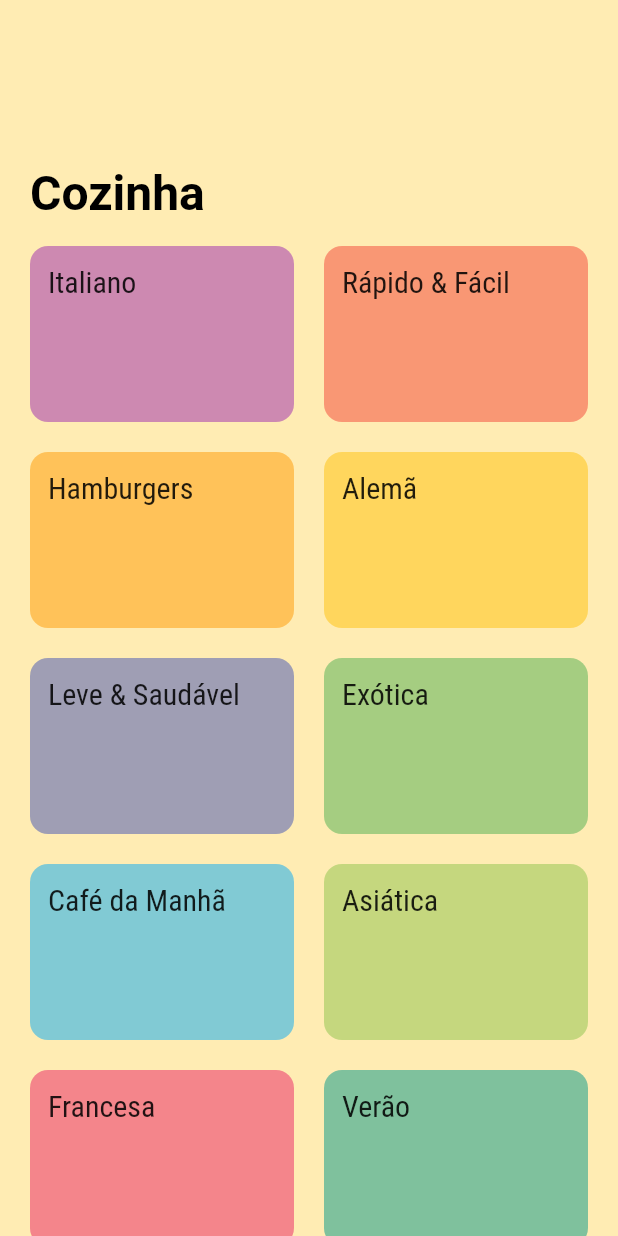
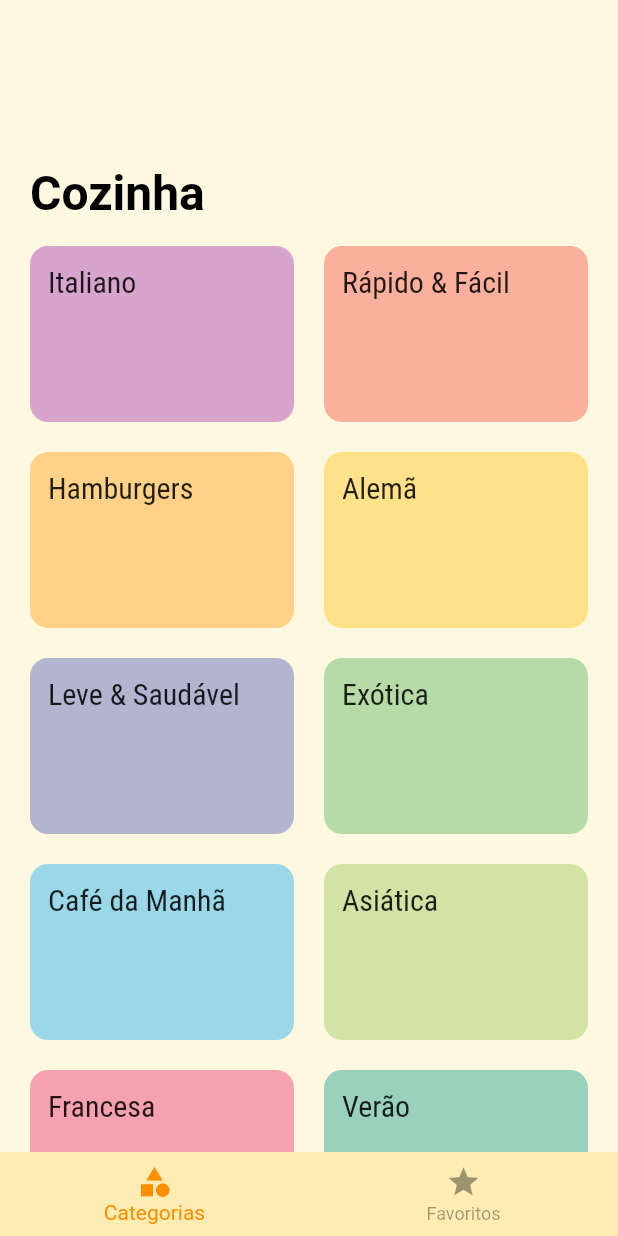
Before and after one commit to alisuetal/Receitas, a Flutter app: the screen it shows after launch, on a phone screen of 412 x 824 dp. Run offline on Flutter 3.47's test engine with Material 2 defaults, Android fonts, the phone set to English and light mode, and no system bars.

Commit message:
SystemStatusBar e SystemNavigationBar: [*] Cor corrigida;
Sistema:
[+] Permissão para acessar internet e carregar imagens de pratos corrigida;

[NOVO] BottomNavigationBar: Alternação entre tela de categorias e tela de favoritos funcional;

[EM BREVE] Tela de favoritos;

```diff
--- a/lib/components/category.dart
+++ b/lib/components/category.dart
@@ -29,7 +29,7 @@ class CategoryWidget extends StatelessWidget{
         padding: const EdgeInsets.all(12),
         decoration: BoxDecoration(
           borderRadius: const BorderRadius.all(Radius.circular(12)),
-          color: category.color.withOpacity(0.5)
+          color: category.color.withOpacity(0.4)
         ),
       ),
     );
--- a/lib/components/description_card.dart
+++ b/lib/components/description_card.dart
@@ -16,7 +16,7 @@ class DescriptionCard extends StatelessWidget{
     return Container(
       decoration: BoxDecoration(
         borderRadius: const BorderRadius.all(Radius.circular(12)),
-        color: Colors.amber[200],
+        color: Colors.amber[100],
       ),
       padding: const EdgeInsets.all(20),
       child: Column(
--- a/lib/components/meal.dart
+++ b/lib/components/meal.dart
@@ -158,7 +158,7 @@ class MealWidget extends StatelessWidget {
         ),
         decoration: BoxDecoration(
           borderRadius: const BorderRadius.all(Radius.circular(12)),
-          color: Colors.amber[200]
+          color: Colors.amber[100]
         ),
       ),
     );
--- a/lib/components/tag.dart
+++ b/lib/components/tag.dart
@@ -17,12 +17,12 @@ class Tag extends StatelessWidget{
       child: Text(
         title,
         style: const TextStyle(
-          color: Colors.white,
+          color: Colors.black,
         ),
       ),
       decoration: BoxDecoration(
         borderRadius: const BorderRadius.all(Radius.circular(20)),
-        color: Colors.green[800],
+        color: Colors.green[200],
       ),
     );
   }
--- a/lib/main.dart
+++ b/lib/main.dart
@@ -2,15 +2,15 @@
 
 import 'package:flutter/material.dart';
 import 'package:flutter/services.dart';
-import 'package:receitas/screens/categories_screen.dart';
 import 'package:receitas/screens/category_screen.dart';
 import 'package:receitas/screens/meal_screen.dart';
+import 'package:receitas/screens/tab_screens.dart';
 import 'package:receitas/utils/app_routes.dart';
 
 void main() {
   SystemChrome.setSystemUIOverlayStyle(const SystemUiOverlayStyle(
-    statusBarColor: Color.fromRGBO(0, 0, 0, 0),
-    systemNavigationBarColor: Color.fromRGBO(255, 239, 213, 1),
+    statusBarColor: Color(0xFFFFF8E1),
+    systemNavigationBarColor: Color(0xFFFFECB3),
     statusBarIconBrightness: Brightness.dark));
   runApp(MyApp());
 }
@@ -21,16 +21,16 @@ class MyApp extends StatelessWidget {
     return MaterialApp(
       theme: ThemeData(
         colorScheme: ColorScheme.fromSwatch().copyWith(
-          primary: Colors.purple,
+          primary: Colors.amber,
           secondary: Colors.purple[300],
         ),
         fontFamily: 'Ralewey',
         textTheme: ThemeData.light().textTheme.copyWith(
             subtitle1:
                 const TextStyle(fontSize: 20, fontFamily: 'RobotoCondensed')),
-        canvasColor: Colors.amber[100],
+        canvasColor: Colors.amber[50],
       ),
-      home: CategoriesScreen(),
+      home: TabsScreen(),
       initialRoute: AppRoutes.HOME,
       routes: {
         AppRoutes.CATEGORY_SCREEN: (context) => CategoryScreen(),
--- /dev/null
+++ b/lib/screens/tab_screens.dart
@@ -0,0 +1,49 @@
+import 'package:flutter/material.dart';
+
+import 'categories_screen.dart';
+import 'favorite_screen.dart';
+
+class TabsScreen extends StatefulWidget {
+  @override
+  _TabsScreenState createState() => _TabsScreenState();
+}
+
+class _TabsScreenState extends State<TabsScreen> {
+  int _selectedScreenIndex = 0;
+
+  final List<Widget> _screens = [
+    CategoriesScreen(),
+    FavoriteScreen(),
+  ];
+
+  _selectScreen(int index) {
+    setState(() {
+      _selectedScreenIndex = index;
+    });
+  }
+
+  @override
+  Widget build(BuildContext context) {
+    return Scaffold(
+      body: _screens[_selectedScreenIndex],
+      bottomNavigationBar: BottomNavigationBar(
+        onTap: _selectScreen,
+        backgroundColor: Colors.amber[100],
+        unselectedItemColor: Colors.black38,
+        selectedItemColor: Colors.amber[800],
+        currentIndex: _selectedScreenIndex,
+        elevation: 0,
+        items: const [
+          BottomNavigationBarItem(
+            icon: Icon(Icons.category),
+            label: 'Categorias',
+          ),
+          BottomNavigationBarItem(
+            icon: Icon(Icons.star),
+            label: 'Favoritos',
+          ),
+        ],
+      ),
+    );
+  }
+}
```
Also changed, not shown: lib/screens/favorite_screen.dart (added, +10 -0 lines).
